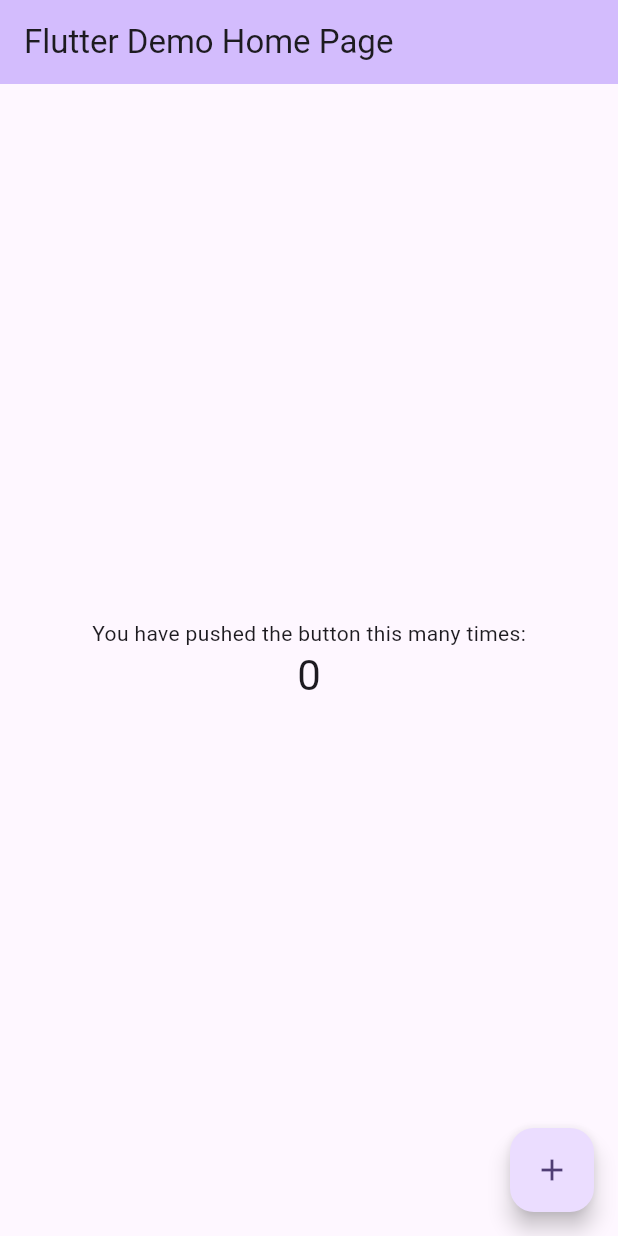
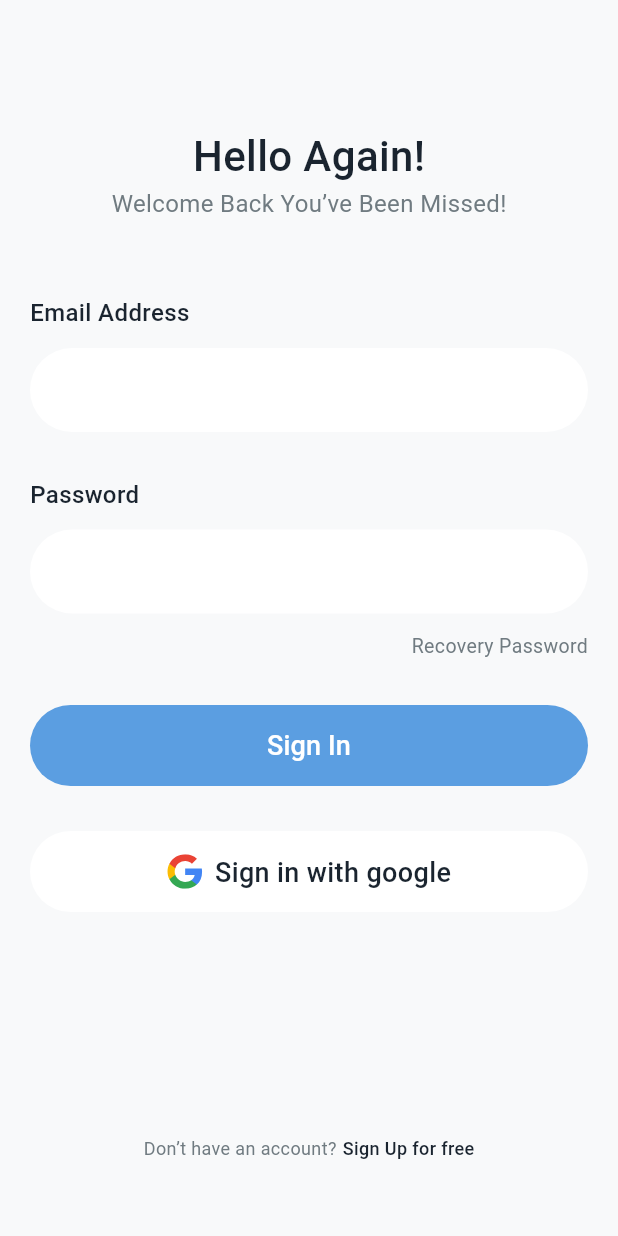
Before and after one commit to cerdolic/flutter_shop, a Flutter app: the screen it shows after launch, on a phone screen of 412 x 824 dp. Run offline on Flutter 3.47's test engine with Material 3 defaults, Android fonts, the phone set to English and light mode, and no system bars; our stand-ins replace flutter_svg; Roboto replaces fonts that are missing (Airbnb Cereal App).

Commit message:
Added Login screen

```diff
--- a/lib/main.dart
+++ b/lib/main.dart
@@ -1,4 +1,6 @@
 import 'package:flutter/material.dart';
+
+import 'screens/login/login_screen.dart';
 
 void main() {
   runApp(const MyApp());
@@ -7,64 +9,14 @@ void main() {
 class MyApp extends StatelessWidget {
   const MyApp({super.key});
 
-  // This widget is the root of your application.
   @override
   Widget build(BuildContext context) {
     return MaterialApp(
-      title: 'Flutter Demo',
       theme: ThemeData(
-        colorScheme: ColorScheme.fromSeed(seedColor: Colors.deepPurple),
-        useMaterial3: true,
+        fontFamily: 'Airbnb Cereal App',
       ),
-      home: const MyHomePage(title: 'Flutter Demo Home Page'),
+      debugShowCheckedModeBanner: false,
+      home: const LoginScreen(),
     );
   }
 }
-
-class MyHomePage extends StatefulWidget {
-  const MyHomePage({super.key, required this.title});
-
-  final String title;
-
-  @override
-  State<MyHomePage> createState() => _MyHomePageState();
-}
-
-class _MyHomePageState extends State<MyHomePage> {
-  int _counter = 0;
-
-  void _incrementCounter() {
-    setState(() {
-      _counter++;
-    });
-  }
-
-  @override
-  Widget build(BuildContext context) {
-    return Scaffold(
-      appBar: AppBar(
-        backgroundColor: Theme.of(context).colorScheme.inversePrimary,
-        title: Text(widget.title),
-      ),
-      body: Center(
-        child: Column(
-          mainAxisAlignment: MainAxisAlignment.center,
-          children: <Widget>[
-            const Text(
-              'You have pushed the button this many times:',
-            ),
-            Text(
-              '$_counter',
-              style: Theme.of(context).textTheme.headlineMedium,
-            ),
-          ],
-        ),
-      ),
-      floatingActionButton: FloatingActionButton(
-        onPressed: _incrementCounter,
-        tooltip: 'Increment',
-        child: const Icon(Icons.add),
-      ),
-    );
-  }
-}
--- /dev/null
+++ b/lib/screens/login/login_screen.dart
@@ -0,0 +1,167 @@
+import 'package:flutter/material.dart';
+import 'package:flutter_svg/flutter_svg.dart';
+import 'package:shop/theme/images.dart';
+import 'package:shop/widgets/input/labeled_input.dart';
+
+import '../../widgets/button/main_button.dart';
+
+class LoginScreen extends StatefulWidget {
+  const LoginScreen({super.key});
+
+  @override
+  State<LoginScreen> createState() => _LoginScreenState();
+}
+
+class _LoginScreenState extends State<LoginScreen> {
+  @override
+  Widget build(BuildContext context) {
+    return Scaffold(
+      backgroundColor: const Color(0xFFF8F9FA),
+      body: Padding(
+        padding: const EdgeInsets.symmetric(horizontal: 20),
+        child: Column(
+          children: [
+            const SizedBox(
+              height: 84,
+            ),
+            const Row(
+              children: [
+                Expanded(
+                  child: Column(
+                    children: [
+                      Text(
+                        'Hello Again!',
+                        style: TextStyle(
+                          color: Color(0xFF1A242F),
+                          fontSize: 28,
+                          fontWeight: FontWeight.w500,
+                        ),
+                      ),
+                      Text(
+                        'Welcome Back You’ve Been Missed!',
+                        style: TextStyle(
+                          color: Color(0xFF707B81),
+                          fontSize: 16,
+                          fontWeight: FontWeight.w400,
+                        ),
+                      ),
+                    ],
+                  ),
+                ),
+              ],
+            ),
+            const SizedBox(
+              height: 50,
+            ),
+            const LabeledInput(labelText: 'Email Address'),
+            const SizedBox(
+              height: 30,
+            ),
+            LabeledInput(
+              labelText: 'Password',
+              isPassword: true,
+              suffixIcon: SvgPicture.asset(eye),
+            ),
+            const SizedBox(
+              height: 12,
+            ),
+            const Row(
+              mainAxisAlignment: MainAxisAlignment.end,
+              children: [
+                Text(
+                  'Recovery Password',
+                  textAlign: TextAlign.right,
+                  style: TextStyle(
+                    color: Color(0xFF707B81),
+                    fontSize: 13,
+                    fontWeight: FontWeight.w400,
+                  ),
+                ),
+              ],
+            ),
+            const SizedBox(
+              height: 30,
+            ),
+            Row(
+              children: [
+                Expanded(
+                  child: MainButton(
+                    title: 'Sign In',
+                    onClick: () {},
+                  ),
+                ),
+              ],
+            ),
+            const SizedBox(
+              height: 30,
+            ),
+            Container(
+              height: 54,
+              padding: const EdgeInsets.symmetric(horizontal: 32, vertical: 15),
+              decoration: ShapeDecoration(
+                color: Colors.white,
+                shape: RoundedRectangleBorder(
+                  borderRadius: BorderRadius.circular(50),
+                ),
+              ),
+              child: Row(
+                mainAxisAlignment: MainAxisAlignment.center,
+                crossAxisAlignment: CrossAxisAlignment.center,
+                children: [
+                  Row(
+                    children: [
+                      SizedBox(
+                        width: 24,
+                        height: 24,
+                        child: SvgPicture.asset(google),
+                      ),
+                      const SizedBox(width: 8),
+                      const Text(
+                        'Sign in with google',
+                        style: TextStyle(
+                          color: Color(0xFF1A242F),
+                          fontSize: 18,
+                          fontWeight: FontWeight.w500,
+                        ),
+                      ),
+                    ],
+                  ),
+                ],
+              ),
+            ),
+            const Expanded(
+              child: Align(
+                alignment: Alignment.bottomCenter,
+                child: Row(
+                  mainAxisAlignment: MainAxisAlignment.center,
+                  children: [
+                    Text(
+                      'Don’t have an account?',
+                      style: TextStyle(
+                        color: Color(0xFF707B81),
+                        fontSize: 12,
+                        fontWeight: FontWeight.w400,
+                      ),
+                    ),
+                    SizedBox(
+                      width: 4,
+                    ),
+                    Text(
+                      'Sign Up for free',
+                      style: TextStyle(
+                        color: Color(0xFF1A242F),
+                        fontSize: 12,
+                        fontWeight: FontWeight.w500,
+                      ),
+                    )
+                  ],
+                ),
+              ),
+            ),
+            const SizedBox(height: 50),
+          ],
+        ),
+      ),
+    );
+  }
+}
--- /dev/null
+++ b/lib/theme/images.dart
@@ -0,0 +1,14 @@
+const String basePath = 'assets/images/';
+
+extension ImageAsset on String {
+  String toSvgAsset() {
+    return '$basePath$this.svg';
+  }
+
+  String toPngAsset() {
+    return '$basePath$this.png';
+  }
+}
+
+String google = 'google'.toSvgAsset();
+String eye = 'eye'.toSvgAsset();
--- /dev/null
+++ b/lib/widgets/button/main_button.dart
@@ -0,0 +1,46 @@
+import 'package:flutter/material.dart';
+
+class MainButton extends StatelessWidget {
+  const MainButton({
+    super.key,
+    required this.title,
+    required this.onClick,
+    this.radius = 50,
+    this.horizontalPadding = 0,
+    this.height = 54,
+  });
+
+  final String title;
+  final VoidCallback onClick;
+  final double radius;
+  final double horizontalPadding;
+  final double height;
+
+  @override
+  Widget build(BuildContext context) {
+    return Container(
+      height: height,
+      decoration: ShapeDecoration(
+        color: const Color(0xFF5B9EE1),
+        shape: RoundedRectangleBorder(
+          borderRadius: BorderRadius.circular(radius),
+        ),
+      ),
+      child: TextButton(
+        onPressed: onClick,
+        child: Center(
+          child: Center(
+            child: Text(
+              title,
+              style: const TextStyle(
+                color: Colors.white,
+                fontSize: 18,
+                fontWeight: FontWeight.w500,
+              ),
+            ),
+          ),
+        ),
+      ),
+    );
+  }
+}
--- /dev/null
+++ b/lib/widgets/input/labeled_input.dart
@@ -0,0 +1,78 @@
+import 'package:flutter/material.dart';
+
+class LabeledInput extends StatefulWidget {
+  const LabeledInput({
+    super.key,
+    required this.labelText,
+    this.initialText = '',
+    this.singleLine = true,
+    this.isPassword = false,
+    this.suffixIcon,
+  });
+
+  final String labelText;
+  final String initialText;
+  final bool singleLine;
+  final bool isPassword;
+  final Widget? suffixIcon;
+
+  @override
+  State<LabeledInput> createState() => _LabeledInputState();
+}
+
+class _LabeledInputState extends State<LabeledInput> {
+  bool _isPasswordHidden = true;
+
+  @override
+  Widget build(BuildContext context) {
+    return Column(
+      crossAxisAlignment: CrossAxisAlignment.start,
+      children: <Widget>[
+        Text(
+          widget.labelText,
+          style: const TextStyle(
+            color: Color(0xFF1A242F),
+            fontSize: 16,
+            fontWeight: FontWeight.w500,
+          ),
+        ),
+        SizedBox(
+          height: widget.labelText.isNotEmpty ? 12 : 0,
+        ),
+        Container(
+          decoration: ShapeDecoration(
+            color: Colors.white,
+            shape: RoundedRectangleBorder(
+              borderRadius: BorderRadius.circular(50),
+            ),
+          ),
+          child: Row(
+            children: <Widget>[
+              Expanded(
+                child: TextFormField(
+                  obscureText: widget.isPassword ? _isPasswordHidden : false,
+                  maxLines: widget.singleLine ? 1 : null,
+                  initialValue: widget.initialText,
+                  decoration: const InputDecoration(
+                    contentPadding: EdgeInsets.symmetric(
+                      horizontal: 14,
+                      vertical: 16,
+                    ),
+                    border: InputBorder.none,
+                  ),
+                  // style: nickel_14_400,
+                ),
+              ),
+            ],
+          ),
+        ),
+      ],
+    );
+  }
+
+  void _togglePasswordView() {
+    setState(() {
+      _isPasswordHidden = !_isPasswordHidden;
+    });
+  }
+}
```
Also changed, not shown: pubspec.yaml (+14 -30 lines), assets/fonts/AirbnbCerealBook.otf (added), assets/fonts/AirbnbCerealBookBlack.otf (added), assets/fonts/AirbnbCerealBookBold.otf (added), assets/fonts/AirbnbCerealBookMedium.otf (added), assets/images/eye.svg (added), assets/images/google.svg (added), pubspec.lock.
